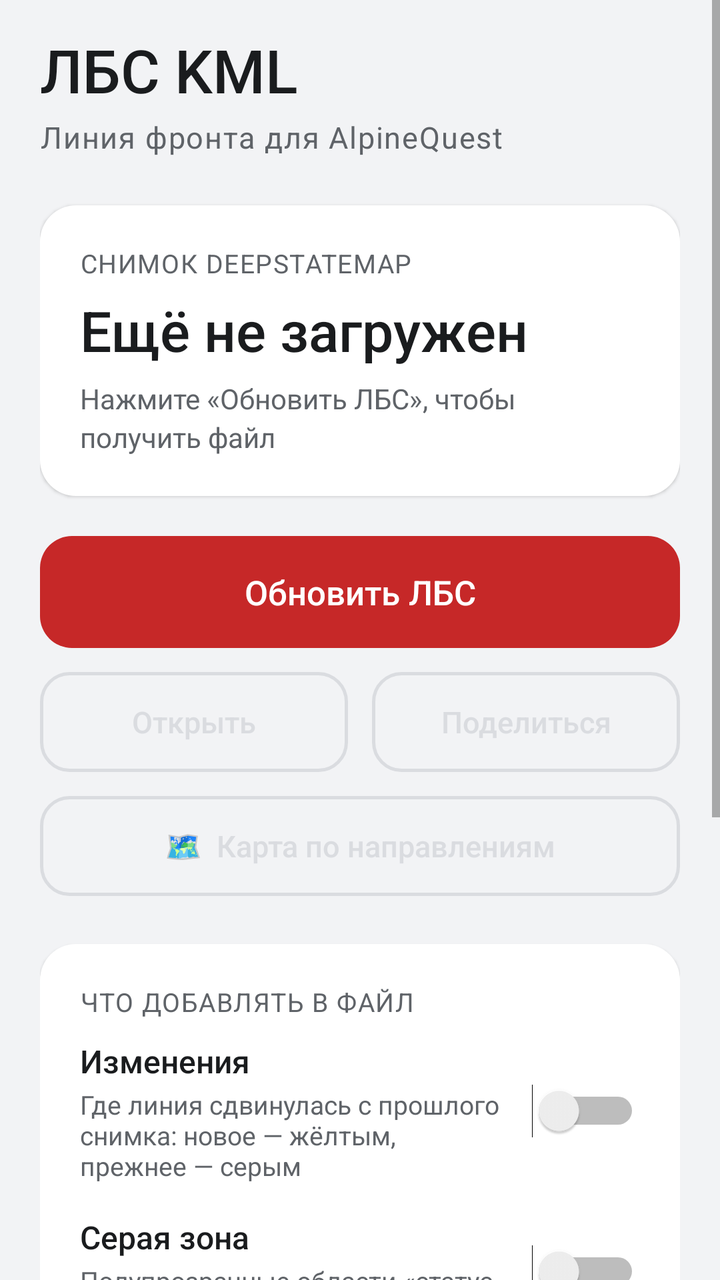
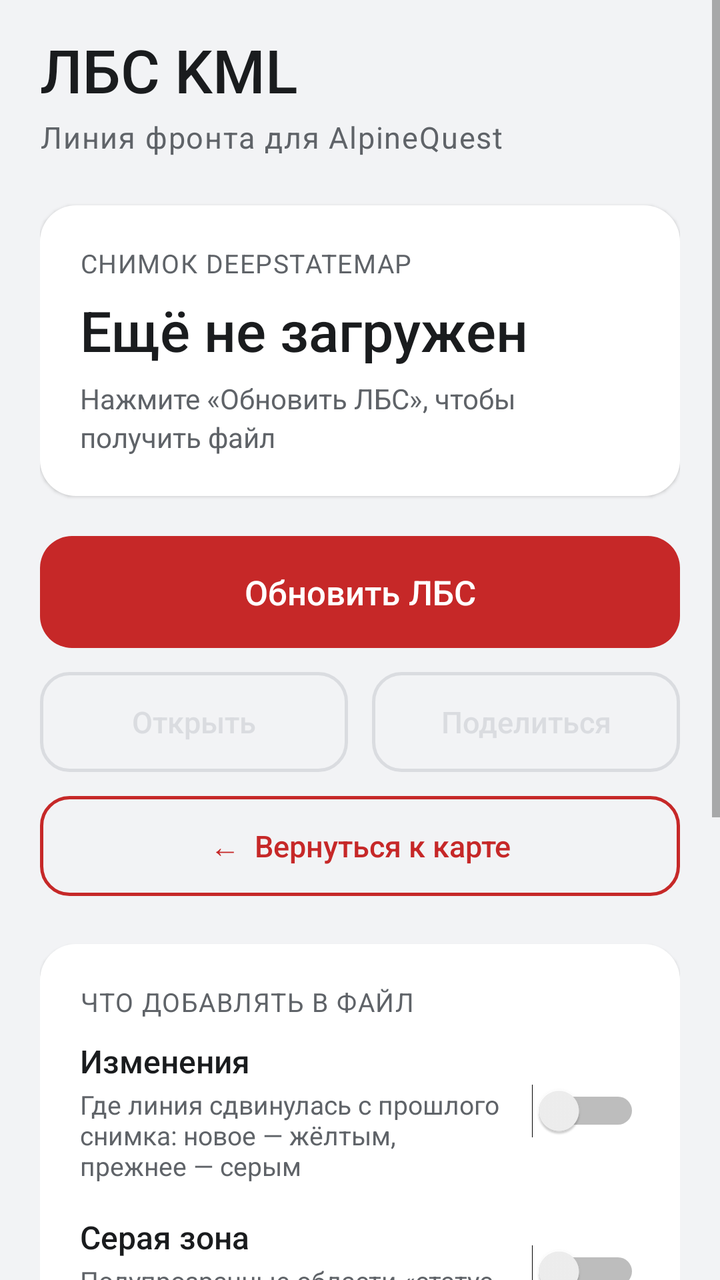

Before-and-after screenshots of an Android layout around one commit, followed by the original layout XML and the change that was made.
<!-- AndroidManifest.xml: application theme AppTheme -->
<!-- res/layout/activity_main.xml -->
<?xml version="1.0" encoding="utf-8"?>
<FrameLayout xmlns:android="http://schemas.android.com/apk/res/android"
    android:id="@+id/root"
    android:layout_width="match_parent"
    android:layout_height="match_parent"
    android:background="@color/bg">

    
    <WebView
        android:id="@+id/web"
        android:layout_width="1dp"
        android:layout_height="1dp"
        android:visibility="invisible" />

    <ScrollView
        android:layout_width="match_parent"
        android:layout_height="match_parent"
        android:clipToPadding="false"
        android:fillViewport="true">

        <LinearLayout
            android:layout_width="match_parent"
            android:layout_height="wrap_content"
            android:orientation="vertical"
            android:paddingStart="20dp"
            android:paddingTop="16dp"
            android:paddingEnd="20dp"
            android:paddingBottom="20dp">

            
            <LinearLayout
                android:layout_width="match_parent"
                android:layout_height="wrap_content"
                android:gravity="bottom"
                android:orientation="horizontal">

                <TextView
                    android:layout_width="0dp"
                    android:layout_height="wrap_content"
                    android:layout_weight="1"
                    android:fontFamily="sans-serif-medium"
                    android:text="ЛБС KML"
                    android:textColor="@color/text"
                    android:textSize="30sp" />

                <TextView
                    android:id="@+id/version"
                    style="@style/Caption"
                    android:layout_width="wrap_content"
                    android:layout_height="wrap_content"
                    android:layout_marginBottom="6dp" />
            </LinearLayout>

            <TextView
                style="@style/Caption"
                android:layout_width="match_parent"
                android:layout_height="wrap_content"
                android:layout_marginTop="2dp"
                android:text="Линия фронта для AlpineQuest"
                android:textSize="15sp" />

            
            <LinearLayout
                style="@style/Card"
                android:layout_marginTop="24dp">

                <TextView
                    style="@style/Caption"
                    android:layout_width="wrap_content"
                    android:layout_height="wrap_content"
                    android:text="СНИМОК DEEPSTATEMAP" />

                <TextView
                    android:id="@+id/tvDate"
                    android:layout_width="match_parent"
                    android:layout_height="wrap_content"
                    android:layout_marginTop="6dp"
                    android:fontFamily="sans-serif-medium"
                    android:text="Ещё не загружен"
                    android:textColor="@color/text"
                    android:textSize="28sp" />

                <TextView
                    android:id="@+id/tvInfo"
                    android:layout_width="match_parent"
                    android:layout_height="wrap_content"
                    android:layout_marginTop="6dp"
                    android:lineSpacingExtra="3dp"
                    android:text="Нажмите «Обновить ЛБС», чтобы получить файл"
                    android:textColor="@color/text2"
                    android:textSize="14sp" />

                <LinearLayout
                    android:id="@+id/stateRow"
                    android:layout_width="match_parent"
                    android:layout_height="wrap_content"
                    android:layout_marginTop="14dp"
                    android:gravity="center_vertical"
                    android:orientation="horizontal"
                    android:visibility="gone">

                    <ProgressBar
                        android:id="@+id/progress"
                        style="?android:attr/progressBarStyleSmall"
                        android:layout_width="20dp"
                        android:layout_height="20dp"
                        android:layout_marginEnd="10dp"
                        android:indeterminateTint="@color/accent" />

                    <TextView
                        android:id="@+id/tvState"
                        android:layout_width="0dp"
                        android:layout_height="wrap_content"
                        android:layout_weight="1"
                        android:textColor="@color/text"
                        android:textIsSelectable="true"
                        android:textSize="14sp" />
                </LinearLayout>
            </LinearLayout>

            <Button
                android:id="@+id/btnUpdate"
                style="@style/BtnPrimary"
                android:layout_marginTop="20dp"
                android:text="Обновить ЛБС" />

            <LinearLayout
                android:layout_width="match_parent"
                android:layout_height="wrap_content"
                android:layout_marginTop="12dp"
                android:orientation="horizontal">

                <Button
                    android:id="@+id/btnOpen"
                    style="@style/BtnSecondary"
                    android:layout_width="0dp"
                    android:layout_marginEnd="6dp"
                    android:layout_weight="1"
                    android:enabled="false"
                    android:text="Открыть" />

                <Button
                    android:id="@+id/btnShare"
                    style="@style/BtnSecondary"
                    android:layout_width="0dp"
                    android:layout_marginStart="6dp"
                    android:layout_weight="1"
                    android:enabled="false"
                    android:text="Поделиться" />
            </LinearLayout>

            <Button
                android:id="@+id/btnMap"
                style="@style/BtnSecondary"
                android:layout_marginTop="12dp"
                android:enabled="false"
                android:text="🗺  Карта по направлениям" />

            
            <LinearLayout
                style="@style/Card"
                android:layout_marginTop="24dp"
                android:paddingTop="16dp"
                android:paddingBottom="16dp">

                <TextView
                    style="@style/Caption"
                    android:layout_width="wrap_content"
                    android:layout_height="wrap_content"
                    android:text="ЧТО ДОБАВЛЯТЬ В ФАЙЛ" />

                <LinearLayout
                    android:layout_width="match_parent"
                    android:layout_height="wrap_content"
                    android:layout_marginTop="10dp"
                    android:gravity="center_vertical"
                    android:orientation="horizontal">

                    <LinearLayout
                        android:layout_width="0dp"
                        android:layout_height="wrap_content"
                        android:layout_weight="1"
                        android:orientation="vertical">

                        <TextView
                            android:layout_width="wrap_content"
                            android:layout_height="wrap_content"
                            android:fontFamily="sans-serif-medium"
                            android:text="Изменения"
                            android:textColor="@color/text"
                            android:textSize="16sp" />

                        <TextView
                            android:layout_width="wrap_content"
                            android:layout_height="wrap_content"
                            android:layout_marginTop="2dp"
                            android:text="Где линия сдвинулась с прошлого снимка: новое — жёлтым, прежнее — серым"
                            android:textColor="@color/text2"
                            android:textSize="13sp" />
                    </LinearLayout>

                    <Switch
                        android:id="@+id/optDiff"
                        android:layout_width="wrap_content"
                        android:layout_height="wrap_content"
                        android:layout_marginStart="12dp" />
                </LinearLayout>

                <LinearLayout
                    android:layout_width="match_parent"
                    android:layout_height="wrap_content"
                    android:layout_marginTop="16dp"
                    android:gravity="center_vertical"
                    android:orientation="horizontal">

                    <LinearLayout
                        android:layout_width="0dp"
                        android:layout_height="wrap_content"
                        android:layout_weight="1"
                        android:orientation="vertical">

                        <TextView
                            android:layout_width="wrap_content"
                            android:layout_height="wrap_content"
                            android:fontFamily="sans-serif-medium"
                            android:text="Серая зона"
                            android:textColor="@color/text"
                            android:textSize="16sp" />

                        <TextView
                            android:layout_width="wrap_content"
                            android:layout_height="wrap_content"
                            android:layout_marginTop="2dp"
                            android:text="Полупрозрачные области «статус неизвестен»"
                            android:textColor="@color/text2"
                            android:textSize="13sp" />
                    </LinearLayout>

                    <Switch
                        android:id="@+id/optGray"
                        android:layout_width="wrap_content"
                        android:layout_height="wrap_content"
                        android:layout_marginStart="12dp" />
                </LinearLayout>
            </LinearLayout>

            
            <LinearLayout
                style="@style/Card"
                android:layout_marginTop="12dp"
                android:gravity="center_vertical"
                android:orientation="horizontal"
                android:paddingTop="16dp"
                android:paddingBottom="16dp">

                <LinearLayout
                    android:layout_width="0dp"
                    android:layout_height="wrap_content"
                    android:layout_weight="1"
                    android:orientation="vertical">

                    <TextView
                        android:layout_width="wrap_content"
                        android:layout_height="wrap_content"
                        android:fontFamily="sans-serif-medium"
                        android:text="Автопроверка"
                        android:textColor="@color/text"
                        android:textSize="16sp" />

                    <TextView
                        android:layout_width="wrap_content"
                        android:layout_height="wrap_content"
                        android:layout_marginTop="2dp"
                        android:text="Каждые 12 часов. Уведомление, когда появится новый снимок"
                        android:textColor="@color/text2"
                        android:textSize="13sp" />
                </LinearLayout>

                <Switch
                    android:id="@+id/autoCheck"
                    android:layout_width="wrap_content"
                    android:layout_height="wrap_content"
                    android:layout_marginStart="12dp" />
            </LinearLayout>

            <View
                android:layout_width="match_parent"
                android:layout_height="0dp"
                android:layout_weight="1"
                android:minHeight="24dp" />

            
            <LinearLayout
                style="@style/Card"
                android:layout_marginTop="24dp"
                android:gravity="center_vertical"
                android:orientation="horizontal"
                android:paddingTop="14dp"
                android:paddingBottom="14dp">

                <TextView
                    android:layout_width="52dp"
                    android:layout_height="52dp"
                    android:background="@drawable/bg_circle"
                    android:fontFamily="sans-serif-medium"
                    android:gravity="center"
                    android:text="T"
                    android:textColor="#FFFFFF"
                    android:textSize="22sp" />

                <LinearLayout
                    android:layout_width="0dp"
                    android:layout_height="wrap_content"
                    android:layout_marginStart="14dp"
                    android:layout_weight="1"
                    android:orientation="vertical">

                    <TextView
                        style="@style/Caption"
                        android:layout_width="wrap_content"
                        android:layout_height="wrap_content"
                        android:text="РАЗРАБОТЧИК" />

                    <TextView
                        android:layout_width="wrap_content"
                        android:layout_height="wrap_content"
                        android:layout_marginTop="2dp"
                        android:fontFamily="sans-serif-medium"
                        android:text="TRO9II"
                        android:textColor="@color/text"
                        android:textSize="17sp" />
                </LinearLayout>
            </LinearLayout>

            <TextView
                style="@style/Caption"
                android:layout_width="match_parent"
                android:layout_height="wrap_content"
                android:layout_marginTop="16dp"
                android:gravity="center"
                android:text="Файл сохраняется в «Загрузки» · Источник: DeepStateMap" />
        </LinearLayout>
    </ScrollView>
</FrameLayout>
<!-- resources referenced by this layout -->
<resources>
  <color name="accent">#C62828</color>
  <color name="bg">#F2F3F5</color>
  <color name="text">#1A1C1E</color>
  <color name="text2">#5F6368</color>
  <!-- drawable bg_circle (drawable) -->
  <?xml version="1.0" encoding="utf-8"?>
  <shape xmlns:android="http://schemas.android.com/apk/res/android" android:shape="oval">
      <solid android:color="@color/accent" />
  </shape>
  <style name="BtnPrimary" parent="BtnBase">
          <item name="android:background">@drawable/bg_primary</item>
          <item name="android:textColor">#FFFFFF</item>
      </style>
  <style name="BtnSecondary" parent="BtnBase">
          <item name="android:background">@drawable/bg_secondary</item>
          <item name="android:textColor">@color/secondary_text</item>
          <item name="android:minHeight">50dp</item>
          <item name="android:textSize">15sp</item>
      </style>
  <style name="Caption">
          <item name="android:textSize">13sp</item>
          <item name="android:textColor">@color/text2</item>
          <item name="android:letterSpacing">0.04</item>
      </style>
  <style name="Card">
          <item name="android:layout_width">match_parent</item>
          <item name="android:layout_height">wrap_content</item>
          <item name="android:orientation">vertical</item>
          <item name="android:background">@drawable/bg_card</item>
          <item name="android:padding">20dp</item>
          <item name="android:elevation">1dp</item>
      </style>
  <style name="AppTheme" parent="android:Theme.Material.Light.NoActionBar">
          <item name="android:colorAccent">@color/accent</item>
          <item name="android:colorPrimary">@color/accent</item>
          <item name="android:windowBackground">@color/bg</item>
          <item name="android:statusBarColor">@color/bg</item>
          <item name="android:navigationBarColor">@color/bg</item>
          <item name="android:windowLightStatusBar">true</item>
          <item name="android:windowLightNavigationBar">true</item>
      </style>
  <style name="BtnBase">
          <item name="android:layout_width">match_parent</item>
          <item name="android:layout_height">wrap_content</item>
          <item name="android:minHeight">56dp</item>
          <item name="android:textSize">17sp</item>
          <item name="android:textAllCaps">false</item>
          <item name="android:stateListAnimator">@null</item>
          <item name="android:fontFamily">sans-serif-medium</item>
      </style>
  <!-- drawable bg_primary (drawable) -->
  <?xml version="1.0" encoding="utf-8"?>
  <ripple xmlns:android="http://schemas.android.com/apk/res/android" android:color="#40FFFFFF">
      <item>
          <selector>
              <item android:state_enabled="false">
                  <shape android:shape="rectangle">
                      <solid android:color="@color/accent_disabled" />
                      <corners android:radius="16dp" />
                  </shape>
              </item>
              <item>
                  <shape android:shape="rectangle">
                      <solid android:color="@color/accent" />
                      <corners android:radius="16dp" />
                  </shape>
              </item>
          </selector>
      </item>
  </ripple>
  <!-- drawable bg_card (drawable) -->
  <?xml version="1.0" encoding="utf-8"?>
  <shape xmlns:android="http://schemas.android.com/apk/res/android" android:shape="rectangle">
      <solid android:color="@color/card" />
      <corners android:radius="18dp" />
  </shape>
  <color name="accent_disabled">#E8A9A9</color>
  <color name="divider">#DADCE0</color>
  <color name="card">#FFFFFF</color>
  <!-- unchanged entries left out for length: 1 -->
</resources>

<!-- the commit's change to res/layout/activity_main.xml (unified diff, before → after) -->
@@ -153,8 +153,7 @@
                 android:id="@+id/btnMap"
                 style="@style/BtnSecondary"
                 android:layout_marginTop="12dp"
-                android:enabled="false"
-                android:text="🗺  Карта по направлениям" />
+                android:text="←  Вернуться к карте" />
 
             
             <LinearLayout
